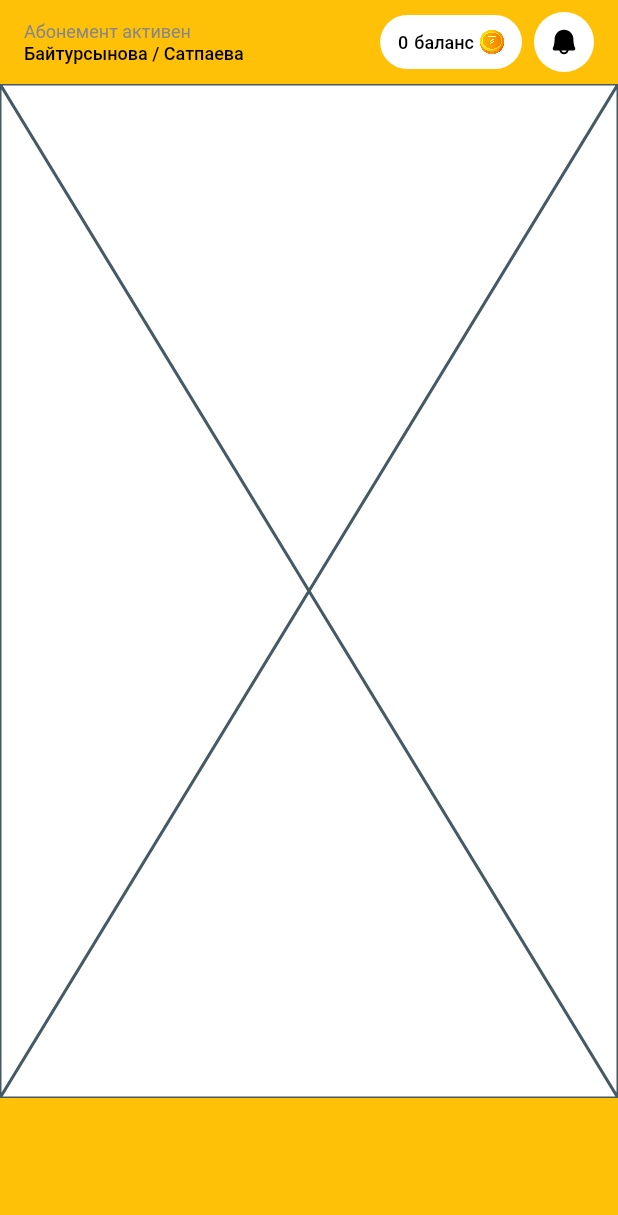
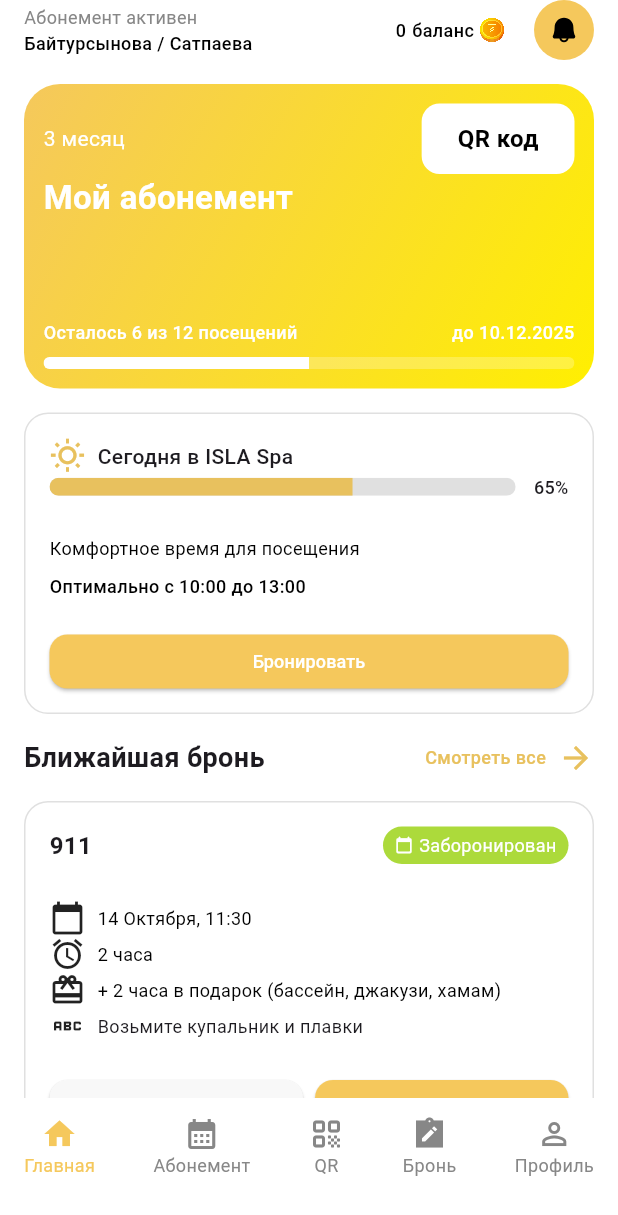
Before and after one commit to joe-isya/thousand_it_test, a Flutter app: the screen it shows after launch, on a phone screen of 412 x 824 dp. Shown: the top 1215 px of the screen. Run offline on Flutter 3.47's test engine with Material 3 defaults, Android fonts, the light colour scheme and no system bars; our stand-ins replace flutter_svg, vector_graphics.

Commit message:
Add subscription screen with services cards

```diff
--- /dev/null
+++ b/lib/feature/screen/my_subscription_screen/my_subscription_screen.dart
@@ -0,0 +1,492 @@
+import 'package:flutter/material.dart';
+import 'package:flutter_svg/svg.dart';
+import 'package:thousand_it_test/feature/screen/my_subscription_screen/widgets/my_subs_card.dart';
+import 'package:thousand_it_test/gen/assets.gen.dart';
+
+class MySubscriptionScreen extends StatelessWidget {
+  const MySubscriptionScreen({super.key});
+
+  @override
+  Widget build(BuildContext context) {
+    return Padding(
+      padding: EdgeInsets.symmetric(horizontal: 16),
+      child: SingleChildScrollView(
+        physics: AlwaysScrollableScrollPhysics(),
+        child: MySubscriptionScreenContent(),
+      ),
+    );
+  }
+}
+
+class MySubscriptionScreenContent extends StatelessWidget {
+  const MySubscriptionScreenContent({super.key});
+
+  @override
+  Widget build(BuildContext context) {
+    return Column(
+      crossAxisAlignment: CrossAxisAlignment.start,
+      children: [
+        Header(),
+        SizedBox(height: 16),
+        MySubsCard(),
+        SizedBox(height: 16),
+        OnTodayCard(),
+        SizedBox(height: 16),
+        Orders(),
+        SizedBox(height: 16),
+        MyOrders(),
+        SizedBox(height: 16),
+        AdditionalServices(),
+        SizedBox(height: 16),
+      ],
+    );
+  }
+}
+
+class Orders extends StatelessWidget {
+  const Orders({super.key});
+
+  @override
+  Widget build(BuildContext context) {
+    return Row(
+      children: [
+        Text(
+          'Ближайшая бронь',
+          style: TextStyle(fontSize: 18, fontWeight: FontWeight.w600),
+        ),
+        Spacer(),
+        Text(
+          'Смотреть все',
+          style: TextStyle(
+            fontSize: 12,
+            fontWeight: FontWeight.w500,
+            color: Color(0xFFE8C15E),
+          ),
+        ),
+        SizedBox(width: 8),
+        Icon(Icons.arrow_forward, color: Color(0xFFE8C15E)),
+      ],
+    );
+  }
+}
+
+class OnTodayCard extends StatelessWidget {
+  const OnTodayCard({super.key});
+
+  @override
+  Widget build(BuildContext context) {
+    return Container(
+      padding: EdgeInsets.all(16),
+      decoration: BoxDecoration(
+        color: Colors.white,
+        borderRadius: BorderRadius.circular(16),
+        border: Border.all(color: Color(0xFFE0E0E0), width: 1),
+      ),
+      child: Column(
+        crossAxisAlignment: CrossAxisAlignment.start,
+        children: [
+          Row(
+            children: [
+              Icon(Icons.wb_sunny_outlined, color: Color(0xFFE8C15E), size: 24),
+              SizedBox(width: 8),
+              Text(
+                'Сегодня в ISLA Spa',
+                style: TextStyle(fontSize: 14, fontWeight: FontWeight.w500),
+              ),
+            ],
+          ),
+          Row(
+            children: [
+              Expanded(
+                child: ClipRRect(
+                  borderRadius: BorderRadius.circular(100),
+                  child: LinearProgressIndicator(
+                    value: 0.65,
+                    minHeight: 12,
+                    backgroundColor: Color(0xFFE0E0E0),
+                    valueColor: AlwaysStoppedAnimation<Color>(
+                      Color(0xFFE8C15E),
+                    ),
+                  ),
+                ),
+              ),
+              SizedBox(width: 12),
+              Text(
+                '65%',
+                style: TextStyle(fontSize: 12, fontWeight: FontWeight.w500),
+              ),
+            ],
+          ),
+          SizedBox(height: 24),
+          Text(
+            'Комфортное время для посещения',
+            style: TextStyle(
+              fontSize: 12,
+              fontWeight: FontWeight.w400,
+              color: Colors.black,
+            ),
+          ),
+          SizedBox(height: 8),
+          Text(
+            'Оптимально с 10:00 до 13:00',
+            style: TextStyle(
+              fontSize: 12,
+              fontWeight: FontWeight.w500,
+              color: Colors.black,
+            ),
+          ),
+          SizedBox(height: 24),
+          SizedBox(
+            height: 36,
+            width: double.infinity,
+            child: ElevatedButton(
+              onPressed: () {},
+              style: ElevatedButton.styleFrom(
+                backgroundColor: Color(0xFFF5C85C),
+                foregroundColor: Colors.white,
+                shape: RoundedRectangleBorder(
+                  borderRadius: BorderRadius.circular(12),
+                ),
+              ),
+              child: Text(
+                'Бронировать',
+                style: TextStyle(fontSize: 12, fontWeight: FontWeight.w500),
+              ),
+            ),
+          ),
+        ],
+      ),
+    );
+  }
+}
+
+class MyOrders extends StatelessWidget {
+  const MyOrders({super.key});
+
+  @override
+  Widget build(BuildContext context) {
+    return Container(
+      padding: EdgeInsets.all(16),
+      decoration: BoxDecoration(
+        color: Colors.white,
+        borderRadius: BorderRadius.circular(16),
+        border: Border.all(color: Color(0xFFE0E0E0), width: 1),
+      ),
+      child: Column(
+        crossAxisAlignment: CrossAxisAlignment.start,
+        children: [
+          Row(
+            children: [
+              Text(
+                '911',
+                style: TextStyle(fontSize: 16, fontWeight: FontWeight.w600),
+              ),
+              Spacer(),
+              Container(
+                padding: EdgeInsets.symmetric(vertical: 4, horizontal: 8),
+                decoration: BoxDecoration(
+                  color: Color(0xFFACDA3B),
+                  borderRadius: BorderRadius.circular(16),
+                ),
+                child: Row(
+                  children: [
+                    Icon(
+                      Icons.calendar_today_rounded,
+                      size: 12,
+                      color: Colors.white,
+                    ),
+                    SizedBox(width: 4),
+                    Text(
+                      'Заборонирован',
+                      style: TextStyle(
+                        fontWeight: FontWeight.w400,
+                        fontSize: 12,
+                        color: Colors.white,
+                      ),
+                    ),
+                  ],
+                ),
+              ),
+            ],
+          ),
+          SizedBox(height: 24),
+          Row(
+            children: [
+              Icon(Icons.calendar_today),
+              SizedBox(width: 8),
+              Text(
+                '14 Октября, 11:30',
+                style: TextStyle(
+                  fontSize: 12,
+                  fontWeight: FontWeight.w400,
+                  color: Colors.black,
+                ),
+              ),
+            ],
+          ),
+          Row(
+            children: [
+              Icon(Icons.alarm),
+              SizedBox(width: 8),
+              Text(
+                '2 часа',
+                style: TextStyle(
+                  fontSize: 12,
+                  fontWeight: FontWeight.w400,
+                  color: Colors.black,
+                ),
+              ),
+            ],
+          ),
+          Row(
+            children: [
+              Icon(Icons.card_giftcard),
+              SizedBox(width: 8),
+              Text(
+                '+ 2 часа в подарок (бассейн, джакузи, хамам)',
+                style: TextStyle(
+                  fontSize: 12,
+                  fontWeight: FontWeight.w400,
+                  color: Colors.black,
+                ),
+              ),
+            ],
+          ),
+          Row(
+            children: [
+              Icon(Icons.abc),
+              SizedBox(width: 8),
+              Text(
+                'Возьмите купальник и плавки',
+                style: TextStyle(fontSize: 12, fontWeight: FontWeight.w400),
+              ),
+            ],
+          ),
+          SizedBox(height: 24),
+          Row(
+            children: [
+              Expanded(
+                child: SizedBox(
+                  height: 36,
+                  child: ElevatedButton(
+                    onPressed: () {},
+                    style: ElevatedButton.styleFrom(
+                      backgroundColor: Color(0xFFF8F8F8),
+                      foregroundColor: Color(0xFF878787),
+                      shape: RoundedRectangleBorder(
+                        borderRadius: BorderRadius.circular(12),
+                      ),
+                    ),
+                    child: Text(
+                      'Отменить',
+                      style: TextStyle(
+                        fontSize: 12,
+                        fontWeight: FontWeight.w500,
+                      ),
+                    ),
+                  ),
+                ),
+              ),
+              SizedBox(width: 8),
+              Expanded(
+                child: SizedBox(
+                  height: 36,
+                  child: ElevatedButton(
+                    onPressed: () {},
+                    style: ElevatedButton.styleFrom(
+                      backgroundColor: Color(0xFFF5C85C),
+                      foregroundColor: Colors.white,
+                      shape: RoundedRectangleBorder(
+                        borderRadius: BorderRadius.circular(12),
+                      ),
+                    ),
+                    child: Text(
+                      'QR код',
+                      style: TextStyle(
+                        fontSize: 12,
+                        fontWeight: FontWeight.w500,
+                      ),
+                    ),
+                  ),
+                ),
+              ),
+            ],
+          ),
+        ],
+      ),
+    );
+  }
+}
+
+class Header extends StatelessWidget {
+  const Header({super.key});
+
+  @override
+  Widget build(BuildContext context) {
+    return Row(
+      mainAxisAlignment: MainAxisAlignment.spaceBetween,
+      children: [
+        Column(
+          crossAxisAlignment: CrossAxisAlignment.start,
+          children: [
+            Text(
+              'Абонемент активен',
+              style: TextStyle(
+                color: Color(0xFF878787),
+                fontWeight: FontWeight.w400,
+                fontSize: 12,
+              ),
+            ),
+            Text(
+              'Байтурсынова / Сатпаева',
+              style: TextStyle(
+                color: Colors.black,
+                fontWeight: FontWeight.w500,
+                fontSize: 12,
+              ),
+            ),
+          ],
+        ),
+        Row(
+          children: [
+            Container(
+              padding: EdgeInsets.symmetric(horizontal: 12, vertical: 10),
+              decoration: BoxDecoration(
+                color: Colors.white,
+                borderRadius: BorderRadius.circular(100),
+              ),
+              child: Row(
+                crossAxisAlignment: CrossAxisAlignment.center,
+                children: [
+                  Text(
+                    '0',
+                    style: TextStyle(
+                      color: Colors.black,
+                      fontWeight: FontWeight.w500,
+                      fontSize: 12,
+                    ),
+                  ),
+                  SizedBox(width: 4),
+                  Text(
+                    'баланс',
+                    style: TextStyle(
+                      color: Colors.black,
+                      fontWeight: FontWeight.w500,
+                      fontSize: 12,
+                    ),
+                  ),
+                  SizedBox(width: 4),
+                  Assets.images.tugrik.image(
+                    width: 16,
+                    height: 16,
+                    fit: BoxFit.contain,
+                  ),
+                ],
+              ),
+            ),
+            SizedBox(width: 8),
+            Container(
+              padding: EdgeInsets.all(10),
+              decoration: BoxDecoration(
+                color: Color(0xFFF5C85C),
+                borderRadius: BorderRadius.circular(100),
+              ),
+              child: Assets.svg.notif.svg(
+                height: 20,
+                width: 20,
+                colorFilter: ColorFilter.mode(Colors.black, BlendMode.srcIn),
+              ),
+            ),
+          ],
+        ),
+      ],
+    );
+  }
+}
+
+class AdditionalServices extends StatelessWidget {
+  const AdditionalServices({super.key});
+
+  @override
+  Widget build(BuildContext context) {
+    return Column(
+      crossAxisAlignment: CrossAxisAlignment.start,
+      children: [
+        Text(
+          'Доп.услуги',
+          style: TextStyle(fontSize: 18, fontWeight: FontWeight.w600),
+        ),
+        SizedBox(height: 16),
+        Row(
+          children: [
+            Expanded(
+              child: ServiceCard(
+                title: 'Массажи',
+                icon: Assets.svg.handHeart.path,
+                backgroundColor: Color(0xFFFFF4E0),
+                iconColor: Color(0xFFE8C15E),
+              ),
+            ),
+            SizedBox(width: 12),
+            Expanded(
+              child: ServiceCard(
+                title: 'SPA-процедуры',
+                icon: Assets.svg.lotus.path,
+                backgroundColor: Color(0xFFE8F5E0),
+                iconColor: Color(0xFFACDA3B),
+              ),
+            ),
+          ],
+        ),
+      ],
+    );
+  }
+}
+
+class ServiceCard extends StatelessWidget {
+  final String title;
+  final String icon;
+  final Color backgroundColor;
+  final Color iconColor;
+
+  const ServiceCard({
+    super.key,
+    required this.title,
+    required this.icon,
+    required this.backgroundColor,
+    required this.iconColor,
+  });
+
+  @override
+  Widget build(BuildContext context) {
+    return Container(
+      padding: EdgeInsets.symmetric(horizontal: 12, vertical: 16),
+      decoration: BoxDecoration(
+        color: backgroundColor,
+        borderRadius: BorderRadius.circular(16),
+      ),
+      child: Column(
+        crossAxisAlignment: CrossAxisAlignment.start,
+        children: [
+          Container(
+            padding: EdgeInsets.all(12),
+            decoration: BoxDecoration(
+              color: Colors.white,
+              shape: BoxShape.circle,
+            ),
+            child: SvgPicture.asset(icon, width: 24, height: 24),
+          ),
+          SizedBox(height: 20),
+          Text(
+            title,
+            style: TextStyle(
+              fontSize: 14,
+              fontWeight: FontWeight.w500,
+              color: Colors.black,
+            ),
+          ),
+        ],
+      ),
+    );
+  }
+}
--- /dev/null
+++ b/lib/feature/screen/my_subscription_screen/widgets/my_subs_card.dart
@@ -0,0 +1,97 @@
+import 'package:flutter/material.dart';
+
+class MySubsCard extends StatelessWidget {
+  const MySubsCard({
+    super.key,
+  });
+
+  @override
+  Widget build(BuildContext context) {
+    return Container(
+      height: 203,
+      padding: EdgeInsets.all(13),
+      decoration: BoxDecoration(
+        gradient: LinearGradient(
+          begin: Alignment.topLeft,
+          end: Alignment.bottomRight,
+          colors: [Color(0xFFF5C85C), Color(0xFFFFEF01)],
+        ),
+        borderRadius: BorderRadius.circular(24),
+      ),
+      child: Column(
+        crossAxisAlignment: CrossAxisAlignment.start,
+        children: [
+          Row(
+            mainAxisAlignment: MainAxisAlignment.spaceBetween,
+            children: [
+              Text(
+                '3 месяц',
+                style: TextStyle(
+                  color: Colors.white,
+                  fontSize: 14,
+                  fontWeight: FontWeight.w400,
+                ),
+              ),
+              Container(
+                padding: EdgeInsets.symmetric(horizontal: 24, vertical: 12),
+                decoration: BoxDecoration(
+                  color: Colors.white,
+                  borderRadius: BorderRadius.circular(12),
+                ),
+                child: Text(
+                  'QR код',
+                  style: TextStyle(
+                    color: Colors.black,
+                    fontSize: 16,
+                    fontWeight: FontWeight.w600,
+                  ),
+                ),
+              ),
+            ],
+          ),
+          Text(
+            'Мой абонемент',
+            style: TextStyle(
+              color: Colors.white,
+              fontSize: 22,
+              fontWeight: FontWeight.w600,
+            ),
+          ),
+          Spacer(),
+          Row(
+            mainAxisAlignment: MainAxisAlignment.spaceBetween,
+            crossAxisAlignment: CrossAxisAlignment.end,
+            children: [
+              Text(
+                'Осталось 6 из 12 посещений',
+                style: TextStyle(
+                  color: Colors.white,
+                  fontSize: 12,
+                  fontWeight: FontWeight.w500,
+                ),
+              ),
+              Text(
+                'до 10.12.2025',
+                style: TextStyle(
+                  color: Colors.white,
+                  fontSize: 12,
+                  fontWeight: FontWeight.w500,
+                ),
+              ),
+            ],
+          ),
+          SizedBox(height: 8),
+          ClipRRect(
+            borderRadius: BorderRadius.circular(100),
+            child: LinearProgressIndicator(
+              value: 0.5,
+              minHeight: 8,
+              backgroundColor: Colors.white.withValues(alpha: 0.24),
+              valueColor: AlwaysStoppedAnimation<Color>(Colors.white),
+            ),
+          ),
+        ],
+      ),
+    );
+  }
+}
--- a/lib/gen/assets.gen.dart
+++ b/lib/gen/assets.gen.dart
@@ -25,11 +25,17 @@ class $AssetsImagesGen {
 class $AssetsSvgGen {
   const $AssetsSvgGen();
 
+  /// File path: assets/svg/hand_heart.svg
+  SvgGenImage get handHeart => const SvgGenImage('assets/svg/hand_heart.svg');
+
+  /// File path: assets/svg/lotus.svg
+  SvgGenImage get lotus => const SvgGenImage('assets/svg/lotus.svg');
+
   /// File path: assets/svg/notif.svg
   SvgGenImage get notif => const SvgGenImage('assets/svg/notif.svg');
 
   /// List of all assets
-  List<SvgGenImage> get values => [notif];
+  List<SvgGenImage> get values => [handHeart, lotus, notif];
 }
 
 class Assets {
--- a/lib/main.dart
+++ b/lib/main.dart
@@ -1,5 +1,5 @@
 import 'package:flutter/material.dart';
-import 'package:thousand_it_test/gen/assets.gen.dart';
+import 'package:thousand_it_test/feature/screen/my_subscription_screen/my_subscription_screen.dart';
 
 void main() {
   runApp(const MyApp());
@@ -11,112 +11,79 @@ class MyApp extends StatelessWidget {
   Widget build(BuildContext context) {
     return MaterialApp(
       home: Scaffold(
+        backgroundColor: const Color.fromARGB(245, 255, 255, 255),
         bottomNavigationBar: BottomNavBar(),
-        appBar: AppBar(
-          backgroundColor: Colors.amber,
-          title: Row(
-            mainAxisAlignment: MainAxisAlignment.spaceBetween,
-            children: [
-              Column(
-                crossAxisAlignment: CrossAxisAlignment.start,
-                children: [
-                  Text(
-                    'Абонемент активен',
-                    style: TextStyle(
-                      color: Color(0xFF878787),
-                      fontWeight: FontWeight.w400,
-                      fontSize: 12,
-                    ),
-                  ),
-                  Text(
-                    'Байтурсынова / Сатпаева',
-                    style: TextStyle(
-                      color: Colors.black,
-                      fontWeight: FontWeight.w500,
-                      fontSize: 12,
-                    ),
-                  ),
-                ],
-              ),
-              Row(
-                children: [
-                  Container(
-                    padding: EdgeInsets.symmetric(horizontal: 12, vertical: 10),
-                    decoration: BoxDecoration(
-                      color: Colors.white,
-                      borderRadius: BorderRadius.circular(100),
-                    ),
-                    child: Row(
-                      crossAxisAlignment: CrossAxisAlignment.center,
-                      children: [
-                        Text(
-                          '0',
-                          style: TextStyle(
-                            color: Colors.black,
-                            fontWeight: FontWeight.w500,
-                            fontSize: 12,
-                          ),
-                        ),
-                        SizedBox(width: 4),
-                        Text(
-                          'баланс',
-                          style: TextStyle(
-                            color: Colors.black,
-                            fontWeight: FontWeight.w500,
-                            fontSize: 12,
-                          ),
-                        ),
-                        SizedBox(width: 4),
-                        Assets.images.tugrik.image(
-                          width: 16,
-                          height: 16,
-                          fit: BoxFit.contain,
-                        ),
-                      ],
-                    ),
-                  ),
-                  SizedBox(width: 8),
-                  Container(
-                    padding: EdgeInsets.all(10),
-                    decoration: BoxDecoration(
-                      color: Colors.white,
-                      borderRadius: BorderRadius.circular(100),
-                    ),
-                    child: Assets.svg.notif.svg(
-                      height: 20,
-                      width: 20,
-                      colorFilter: ColorFilter.mode(
-                        Colors.black,
-                        BlendMode.srcIn,
-                      ),
-                    ),
-                  ),
-                ],
-              ),
-            ],
-          ),
-        ),
-        backgroundColor: const Color.fromARGB(250, 255, 255, 255),
         body: SafeArea(child: MySubscriptionScreen()),
       ),
     );
   }
 }
 
-class BottomNavBar extends StatelessWidget {
+class BottomNavBar extends StatefulWidget {
   const BottomNavBar({super.key});
 
   @override
-  Widget build(BuildContext context) {
-    return Container(height: 92, color: Colors.amber);
-  }
+  State<BottomNavBar> createState() => _BottomNavBarState();
 }
 
-class MySubscriptionScreen extends StatelessWidget {
-  const MySubscriptionScreen({super.key});
+class _BottomNavBarState extends State<BottomNavBar> {
+  int _selectedIndex = 0;
 
   @override
   Widget build(BuildContext context) {
-    return Placeholder();
+    return Container(
+      color: Colors.white,
+      padding: EdgeInsets.symmetric(vertical: 12, horizontal: 16),
+      height: 92,
+      child: Row(
+        crossAxisAlignment: CrossAxisAlignment.start,
+        mainAxisAlignment: MainAxisAlignment.spaceBetween,
+        children: [
+          _getNavigation(title: 'Главная', icon: Icons.home, index: 0),
+          _getNavigation(
+            title: 'Абонемент',
+            icon: Icons.calendar_month,
+            index: 1,
+          ),
+          _getNavigation(title: 'QR', icon: Icons.qr_code_rounded, index: 2),
+          _getNavigation(title: 'Бронь', icon: Icons.note_alt_sharp, index: 3),
+          _getNavigation(
+            title: 'Профиль',
+            icon: Icons.person_outline,
+            index: 4,
+          ),
+        ],
+      ),
+    );
+  }
+
+  Widget _getNavigation({
+    required String title,
+    required IconData icon,
+    required int index,
+  }) {
+    final isSelected = _selectedIndex == index;
+    final color = isSelected ? Color(0xFFF5C85C) : Color(0xFF878787);
+
+    return GestureDetector(
+      onTap: () {
+        setState(() {
+          _selectedIndex = index;
+        });
+      },
+      child: Column(
+        children: [
+          Icon(icon, color: color),
+          Text(
+            title,
+            style: TextStyle(
+              fontSize: 12,
+              fontWeight: FontWeight.w400,
+              color: color,
+            ),
+          ),
+        ],
+      ),
+    );
   }
 }
```
Also changed, not shown: assets/svg/hand_heart.svg (added), assets/svg/lotus.svg (added).
